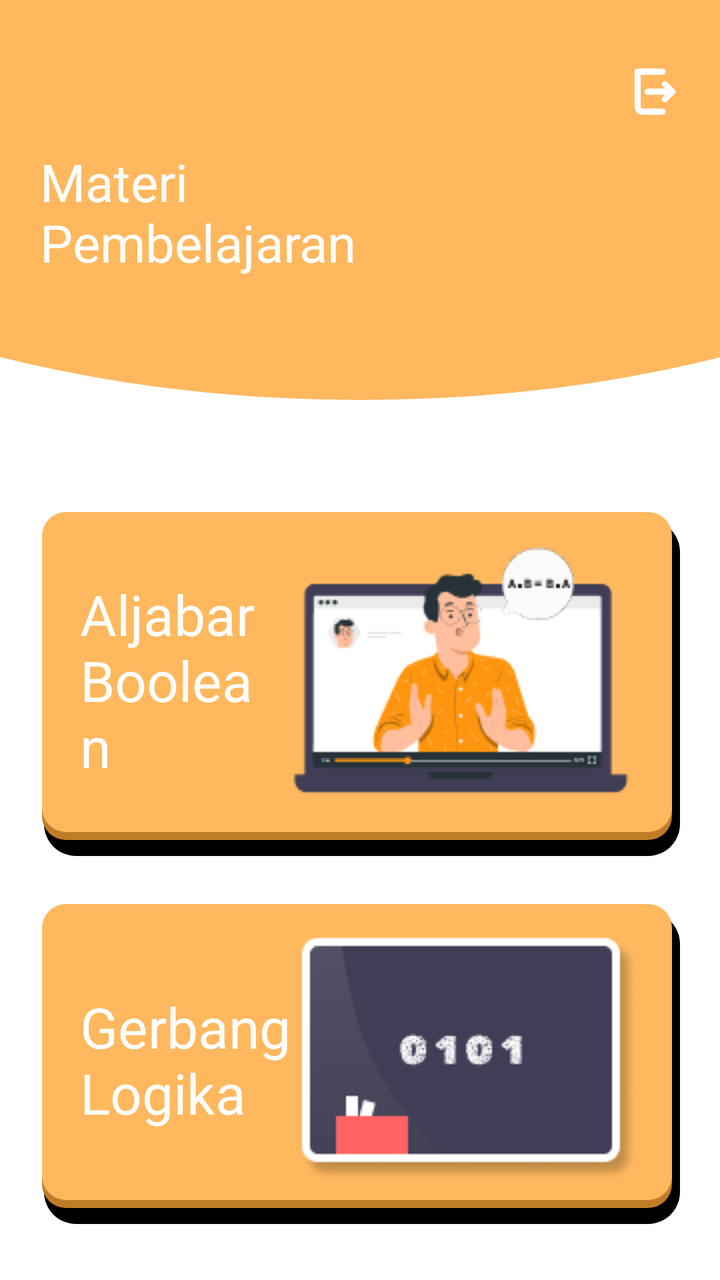
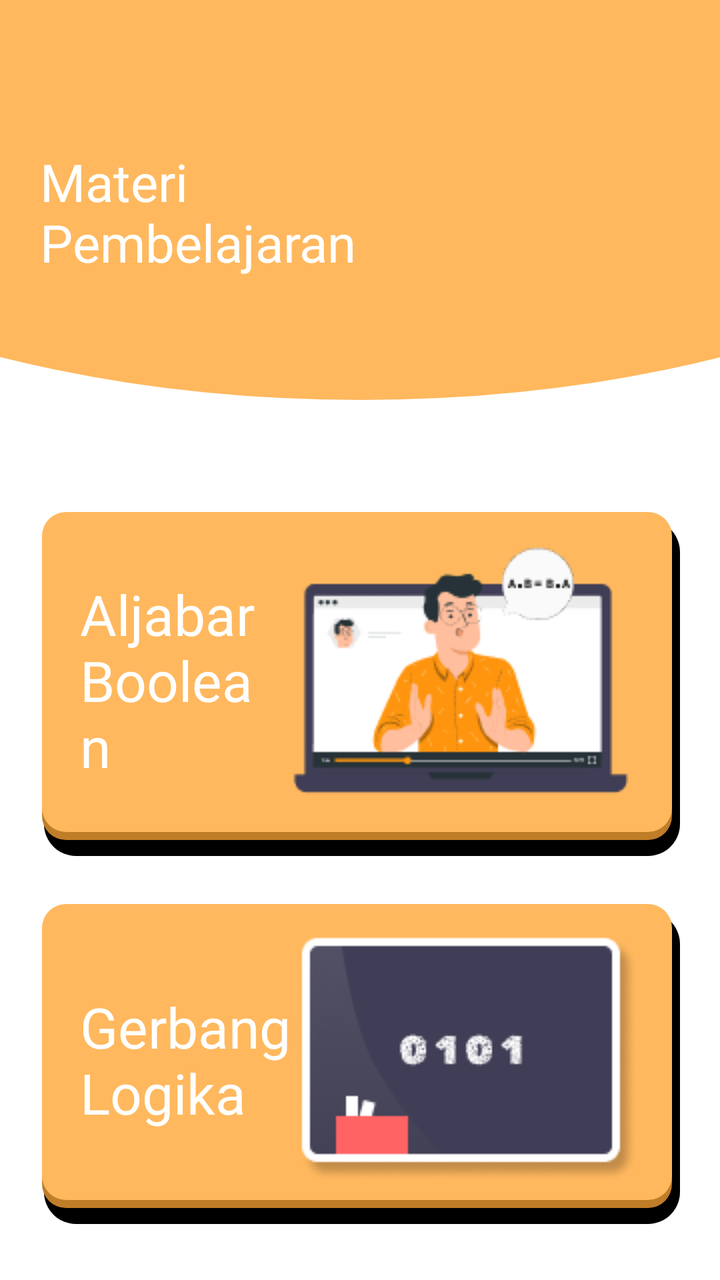

The first picture is an Android layout as it rendered before a commit; the second is the same layout after the commit. The layout source and the unified diff follow.
<!-- AndroidManifest.xml: application theme Theme.PintuLogika -->
<!-- res/layout/fragment_materi.xml -->
<?xml version="1.0" encoding="utf-8"?>
<androidx.constraintlayout.widget.ConstraintLayout xmlns:android="http://schemas.android.com/apk/res/android"
    xmlns:tools="http://schemas.android.com/tools"
    xmlns:app="http://schemas.android.com/apk/res-auto"
    android:layout_width="match_parent"
    android:layout_height="match_parent"
    android:background="@color/white"
    tools:context=".ui.features.materi.MateriFragment">

    <View
        android:layout_width="800dp"
        android:layout_height="400dp"
        android:translationY="-200dp"
        android:elevation="0dp"
        app:layout_constraintTop_toTopOf="parent"
        app:layout_constraintEnd_toEndOf="parent"
        app:layout_constraintStart_toStartOf="parent"
        android:backgroundTint="@color/orange_reguler"
        android:background="@drawable/bg_orange_circle_shape"/>

    
    <ImageView
        android:id="@+id/btn_keluar"
        android:layout_width="wrap_content"
        android:layout_height="wrap_content"
        android:layout_marginHorizontal="20dp"
        android:minHeight="25dp"
        android:minWidth="25dp"
        android:layout_marginTop="18dp"
        android:background="@android:color/transparent"
        android:src="@drawable/ic_exit"
        app:layout_constraintBottom_toTopOf="@+id/tv_titleOnboarding"
        app:layout_constraintEnd_toEndOf="parent"
        app:layout_constraintTop_toTopOf="parent" />

    
    <TextView
        android:id="@+id/tv_titleOnboarding"
        android:layout_width="0dp"
        android:layout_height="wrap_content"
        android:layout_marginHorizontal="20dp"
        android:layout_marginTop="20dp"
        android:fontFamily="@font/poppins_bold"
        android:text="Materi\nPembelajaran"
        android:textAlignment="viewStart"
        android:textColor="@color/white"
        android:textSize="26sp"
        app:layout_constraintBottom_toTopOf="@+id/guidelineHorizontal"
        app:layout_constraintEnd_toEndOf="parent"
        app:layout_constraintStart_toStartOf="parent"
        app:layout_constraintTop_toTopOf="parent" />
    


    <LinearLayout
        android:id="@+id/card_materiAljabarBoolean"
        android:layout_width="match_parent"
        android:layout_height="wrap_content"
        android:padding="20dp"
        android:gravity="center"
        android:background="@drawable/bg_3d_card_shape_large"
        android:orientation="horizontal"
        android:layout_marginHorizontal="20dp"
        android:layout_marginTop="60dp"
        app:layout_constraintStart_toStartOf="parent"
        app:layout_constraintEnd_toEndOf="parent"
        app:layout_constraintTop_toBottomOf="@id/guidelineHorizontal">

        <TextView
            android:id="@+id/tv_titleAljabarBoolean"
            android:layout_width="0dp"
            android:layout_height="wrap_content"
            android:layout_weight="1"
            android:text="Aljabar Boolean"
            android:fontFamily="@font/poppins_bold"
            android:textColor="@color/white"
            android:textSize="28sp"/>

        <ImageView
            android:id="@+id/img_materiAljabarBoolean"
            android:layout_width="wrap_content"
            android:layout_height="wrap_content"
            android:src="@drawable/img_materi_aljabar_boolean"/>
    </LinearLayout>

    <LinearLayout
        android:id="@+id/card_materiGerbangLogika"
        android:layout_width="match_parent"
        android:layout_height="wrap_content"
        android:padding="20dp"
        android:gravity="center"
        android:background="@drawable/bg_3d_card_shape_large"
        android:orientation="horizontal"
        android:layout_marginHorizontal="20dp"
        android:layout_marginTop="20dp"
        app:layout_constraintStart_toStartOf="parent"
        app:layout_constraintEnd_toEndOf="parent"
        app:layout_constraintTop_toBottomOf="@+id/card_materiAljabarBoolean">

        <TextView
            android:id="@+id/tv_titleGerbangLogika"
            android:layout_width="0dp"
            android:layout_height="wrap_content"
            android:layout_weight="1"
            android:text="Gerbang\nLogika"
            android:textColor="@color/white"
            android:fontFamily="@font/poppins_bold"
            android:textSize="28sp"/>

        <ImageView
            android:id="@+id/img_materiGerbangLogika"
            android:layout_width="wrap_content"
            android:layout_height="wrap_content"
            android:src="@drawable/img_materi_gerbang_logika"/>
    </LinearLayout>


    <androidx.constraintlayout.widget.Guideline
        android:id="@+id/guidelineHorizontal"
        android:layout_width="wrap_content"
        android:layout_height="64dp"
        android:orientation="horizontal"
        app:layout_constraintEnd_toEndOf="parent"
        app:layout_constraintGuide_percent="0.3"
        app:layout_constraintStart_toStartOf="parent" />

    <androidx.constraintlayout.widget.Guideline
        android:id="@+id/guidelineVertical"
        android:layout_width="wrap_content"
        android:layout_height="64dp"
        android:orientation="vertical"
        app:layout_constraintEnd_toEndOf="parent"
        app:layout_constraintGuide_percent="0.5"
        app:layout_constraintStart_toStartOf="parent" />

</androidx.constraintlayout.widget.ConstraintLayout>
<!-- resources referenced by this layout -->
<resources>
  <color name="orange_reguler">#FFB85E</color>
  <color name="white">#FFFFFFFF</color>
  <!-- drawable bg_3d_card_shape_large (drawable) -->
  <?xml version="1.0" encoding="utf-8"?>
  <layer-list xmlns:android="http://schemas.android.com/apk/res/android">
  
      
      <item android:top="8dp" android:left="2dp">
          <shape android:shape="rectangle">
              <corners android:radius="16dp" />
              <solid android:color="#000000" />
          </shape>
      </item>
  
      
      <item android:bottom="8dp" android:top="8dp" android:left="1dp" android:right="4dp">
          <shape android:shape="rectangle">
              <corners android:radius="12dp" />
              <solid android:color="#BF7D28" />
          </shape>
      </item>
  
      
      <item android:top="4dp" android:bottom="12dp" android:left="1dp" android:right="4dp">
          <shape android:shape="rectangle">
              <corners android:radius="12dp" />
              <solid android:color="@color/orange_reguler" />
          </shape>
      </item>
  </layer-list>
  <!-- drawable bg_orange_circle_shape (drawable) -->
  <?xml version="1.0" encoding="utf-8"?>
  <shape xmlns:android="http://schemas.android.com/apk/res/android"
      android:shape="oval">
      <solid android:color="@color/orange_medium" /> 
  </shape>
  <!-- drawable ic_exit (drawable) -->
  <vector xmlns:android="http://schemas.android.com/apk/res/android"
      android:width="18dp"
      android:height="20dp"
      android:viewportWidth="18"
      android:viewportHeight="20">
    <path
        android:pathData="M12,2.001H2V16.001C2,16.531 2.211,17.04 2.586,17.415C2.961,17.79 3.47,18.001 4,18.001H12M13,13.001L16,10.001M16,10.001L13,7.001M16,10.001H6"
        android:strokeLineJoin="round"
        android:strokeWidth="2.5"
        android:fillColor="#00000000"
        android:strokeColor="#ffffff"
        android:strokeLineCap="round"/>
  </vector>
  <!-- drawable img_materi_aljabar_boolean: png bitmap (drawable, 7933 bytes) -->
  <!-- drawable img_materi_gerbang_logika: png bitmap (drawable, 7413 bytes) -->
  <style name="Theme.PintuLogika" parent="Base.Theme.PintuLogika" />
  <color name="orange_medium">#FF950E</color>
  <style name="Base.Theme.PintuLogika" parent="Theme.Material3.DayNight.NoActionBar">
          
          
      </style>
</resources>

<!-- the commit's change to res/layout/fragment_materi.xml (unified diff, before → after) -->
@@ -19,7 +19,7 @@
         android:background="@drawable/bg_orange_circle_shape"/>
 
     
-    <ImageView
+    <ImageButton
         android:id="@+id/btn_keluar"
         android:layout_width="wrap_content"
         android:layout_height="wrap_content"
@@ -28,7 +28,24 @@
         android:minWidth="25dp"
         android:layout_marginTop="18dp"
         android:background="@android:color/transparent"
+        android:visibility="invisible"
         android:src="@drawable/ic_exit"
+        app:layout_constraintBottom_toTopOf="@+id/tv_titleOnboarding"
+        app:layout_constraintEnd_toEndOf="parent"
+        app:layout_constraintTop_toTopOf="parent" />
+
+    
+    <ImageButton
+        android:id="@+id/btn_more"
+        android:layout_width="wrap_content"
+        android:layout_height="wrap_content"
+        android:layout_marginHorizontal="20dp"
+        android:minHeight="25dp"
+        android:minWidth="25dp"
+        android:visibility="invisible"
+        android:layout_marginTop="18dp"
+        android:background="@android:color/transparent"
+        android:src="@drawable/ic_more_24"
         app:layout_constraintBottom_toTopOf="@+id/tv_titleOnboarding"
         app:layout_constraintEnd_toEndOf="parent"
         app:layout_constraintTop_toTopOf="parent" />
<!-- resource entries referenced after the edit -->
@@ -50,6 +50,16 @@
         android:strokeColor="#ffffff"
         android:strokeLineCap="round"/>
   </vector>
+  <!-- drawable ic_more_24 (drawable) -->
+  <vector xmlns:android="http://schemas.android.com/apk/res/android"
+      android:width="4dp"
+      android:height="16dp"
+      android:viewportWidth="4"
+      android:viewportHeight="16">
+    <path
+        android:pathData="M4,14C4,14.53 3.789,15.039 3.414,15.414C3.039,15.789 2.53,16 2,16C1.47,16 0.961,15.789 0.586,15.414C0.211,15.039 0,14.53 0,14C0,13.47 0.211,12.961 0.586,12.586C0.961,12.211 1.47,12 2,12C2.53,12 3.039,12.211 3.414,12.586C3.789,12.961 4,13.47 4,14ZM4,8C4,8.53 3.789,9.039 3.414,9.414C3.039,9.789 2.53,10 2,10C1.47,10 0.961,9.789 0.586,9.414C0.211,9.039 0,8.53 0,8C0,7.47 0.211,6.961 0.586,6.586C0.961,6.211 1.47,6 2,6C2.53,6 3.039,6.211 3.414,6.586C3.789,6.961 4,7.47 4,8ZM2,4C2.53,4 3.039,3.789 3.414,3.414C3.789,3.039 4,2.53 4,2C4,1.47 3.789,0.961 3.414,0.586C3.039,0.211 2.53,0 2,0C1.47,0 0.961,0.211 0.586,0.586C0.211,0.961 0,1.47 0,2C0,2.53 0.211,3.039 0.586,3.414C0.961,3.789 1.47,4 2,4Z"
+        android:fillColor="#ffffff"/>
+  </vector>
   <!-- drawable img_materi_aljabar_boolean: png bitmap (drawable, 7933 bytes) -->
   <!-- drawable img_materi_gerbang_logika: png bitmap (drawable, 7413 bytes) -->
   <style name="Theme.PintuLogika" parent="Base.Theme.PintuLogika" />
